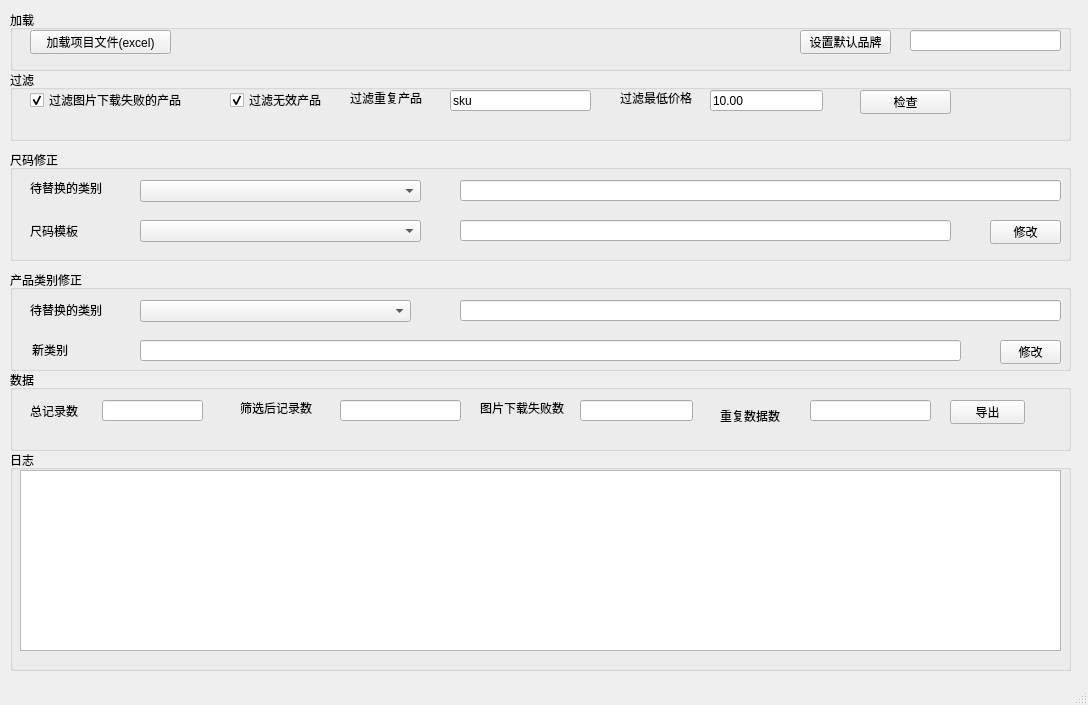
Qt form data_export_tools/views/main_window.ui (l3n641/collection_product_spider) before a commit.
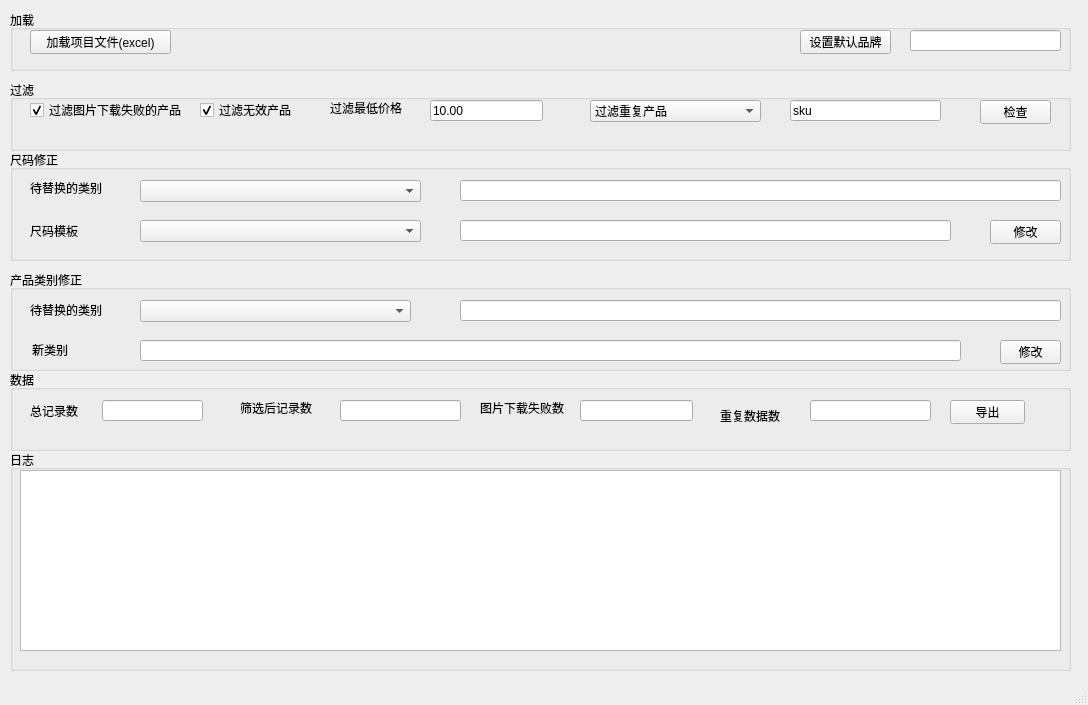
The same form after that commit.

Commit message: update 产品导出支持合并产品分类

The edit to the form file:
```diff
--- a/data_export_tools/views/main_window.ui
+++ b/data_export_tools/views/main_window.ui
@@ -18,7 +18,7 @@
     <property name="geometry">
      <rect>
       <x>10</x>
-      <y>70</y>
+      <y>80</y>
       <width>1061</width>
       <height>71</height>
      </rect>
@@ -42,23 +42,10 @@
       <bool>true</bool>
      </property>
     </widget>
-    <widget class="QLineEdit" name="input_filter_repeat_product">
-     <property name="geometry">
-      <rect>
-       <x>440</x>
-       <y>20</y>
-       <width>141</width>
-       <height>21</height>
-      </rect>
-     </property>
-     <property name="text">
-      <string>sku</string>
-     </property>
-    </widget>
     <widget class="QLineEdit" name="input_filter_min_price">
      <property name="geometry">
       <rect>
-       <x>700</x>
+       <x>420</x>
        <y>20</y>
        <width>113</width>
        <height>21</height>
@@ -71,7 +58,7 @@
     <widget class="QLabel" name="label_5">
      <property name="geometry">
       <rect>
-       <x>610</x>
+       <x>320</x>
        <y>20</y>
        <width>81</width>
        <height>16</height>
@@ -84,9 +71,9 @@
     <widget class="QCheckBox" name="checkbox_filter_invalidate_product">
      <property name="geometry">
       <rect>
-       <x>220</x>
+       <x>190</x>
        <y>20</y>
-       <width>151</width>
+       <width>111</width>
        <height>20</height>
       </rect>
      </property>
@@ -97,25 +84,12 @@
       <bool>true</bool>
      </property>
     </widget>
-    <widget class="QLabel" name="label_6">
-     <property name="geometry">
-      <rect>
-       <x>340</x>
-       <y>20</y>
-       <width>91</width>
-       <height>16</height>
-      </rect>
-     </property>
-     <property name="text">
-      <string>过滤重复产品</string>
-     </property>
-    </widget>
     <widget class="QPushButton" name="button_check_data">
      <property name="geometry">
       <rect>
-       <x>850</x>
+       <x>970</x>
        <y>20</y>
-       <width>91</width>
+       <width>71</width>
        <height>24</height>
       </rect>
      </property>
@@ -123,6 +97,47 @@
       <string>检查</string>
      </property>
     </widget>
+    <widget class="QLineEdit" name="input_filter_field">
+     <property name="geometry">
+      <rect>
+       <x>780</x>
+       <y>20</y>
+       <width>151</width>
+       <height>21</height>
+      </rect>
+     </property>
+     <property name="text">
+      <string>sku</string>
+     </property>
+    </widget>
+    <widget class="QComboBox" name="select_data_process_method">
+     <property name="geometry">
+      <rect>
+       <x>580</x>
+       <y>20</y>
+       <width>171</width>
+       <height>22</height>
+      </rect>
+     </property>
+     <property name="currentIndex">
+      <number>1</number>
+     </property>
+     <item>
+      <property name="text">
+       <string>不处理</string>
+      </property>
+     </item>
+     <item>
+      <property name="text">
+       <string>过滤重复产品</string>
+      </property>
+     </item>
+     <item>
+      <property name="text">
+       <string>合并重复产品</string>
+      </property>
+     </item>
+    </widget>
    </widget>
    <widget class="QGroupBox" name="groupBox_2">
     <property name="geometry">
```
The commit also changes 5 other files.
